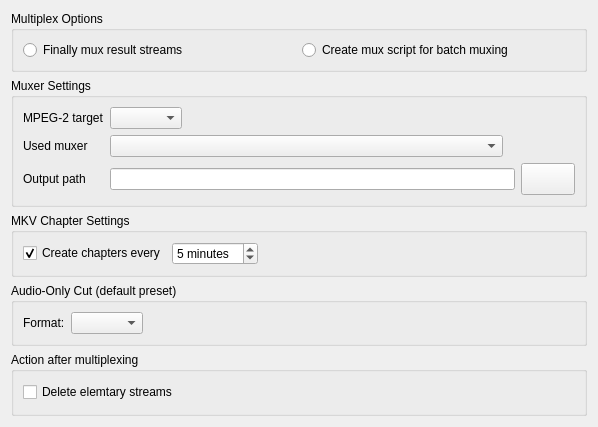
Old version of the form ui/ttcutsettingsmuxer.ui in the repository MINIXJR/TTCut-ng.
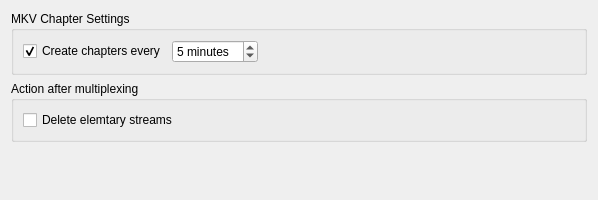
New version of the form. Icons and pictures are not drawn.

Commit message: Cut-Dialog: 3→2 Tabs, gbOutput erweitert um Container-Wahl

The edit to the form file:
```diff
--- a/ui/ttcutsettingsmuxer.ui
+++ b/ui/ttcutsettingsmuxer.ui
@@ -6,153 +6,14 @@
     <x>0</x>
     <y>0</y>
     <width>598</width>
-    <height>427</height>
+    <height>200</height>
    </rect>
   </property>
   <property name="windowTitle" >
    <string>Form2</string>
   </property>
-  <layout class="QGridLayout" >
-   <item row="4" column="0" >
-    <spacer>
-     <property name="orientation" >
-      <enum>Qt::Vertical</enum>
-     </property>
-     <property name="sizeType" >
-      <enum>QSizePolicy::Expanding</enum>
-     </property>
-     <property name="sizeHint" stdset="0" >
-      <size>
-       <width>574</width>
-       <height>151</height>
-      </size>
-     </property>
-    </spacer>
-   </item>
-   <item row="1" column="0" >
-    <widget class="QGroupBox" name="groupBox" >
-     <property name="title" >
-      <string>Muxer Settings</string>
-     </property>
-     <layout class="QGridLayout" >
-      <item row="2" column="5" >
-       <widget class="QPushButton" name="btnOutputPath" >
-        <property name="sizePolicy" >
-         <sizepolicy vsizetype="Minimum" hsizetype="Minimum" >
-          <horstretch>0</horstretch>
-          <verstretch>0</verstretch>
-         </sizepolicy>
-        </property>
-        <property name="minimumSize" >
-         <size>
-          <width>54</width>
-          <height>32</height>
-         </size>
-        </property>
-        <property name="maximumSize" >
-         <size>
-          <width>54</width>
-          <height>32</height>
-         </size>
-        </property>
-        <property name="text" >
-         <string/>
-        </property>
-        <property name="icon" >
-         <iconset resource="ttcutsettingsmuxer.qrc" >
-          <normaloff>:/pixmaps/pixmaps/fileopen_24.xpm</normaloff>:/pixmaps/pixmaps/fileopen_24.xpm</iconset>
-        </property>
-       </widget>
-      </item>
-      <item row="0" column="1" >
-       <widget class="QComboBox" name="cbMuxTarget" />
-      </item>
-      <item row="1" column="4" colspan="2" >
-       <spacer>
-        <property name="orientation" >
-         <enum>Qt::Horizontal</enum>
-        </property>
-        <property name="sizeType" >
-         <enum>QSizePolicy::Expanding</enum>
-        </property>
-        <property name="sizeHint" stdset="0" >
-         <size>
-          <width>50</width>
-          <height>17</height>
-         </size>
-        </property>
-       </spacer>
-      </item>
-      <item row="2" column="0" >
-       <widget class="QLabel" name="laOutputPath" >
-        <property name="text" >
-         <string>Output path</string>
-        </property>
-       </widget>
-      </item>
-      <item row="0" column="2" >
-       <spacer>
-        <property name="orientation" >
-         <enum>Qt::Horizontal</enum>
-        </property>
-        <property name="sizeType" >
-         <enum>QSizePolicy::Expanding</enum>
-        </property>
-        <property name="sizeHint" stdset="0" >
-         <size>
-          <width>248</width>
-          <height>17</height>
-         </size>
-        </property>
-       </spacer>
-      </item>
-      <item row="2" column="1" colspan="4" >
-       <widget class="QLineEdit" name="leOutputPath" />
-      </item>
-      <item row="1" column="1" colspan="2" >
-       <widget class="QComboBox" name="cbMuxerProg" />
-      </item>
-      <item row="1" column="0" >
-       <widget class="QLabel" name="laMuxerProg" >
-        <property name="text" >
-         <string>Used muxer</string>
-        </property>
-       </widget>
-      </item>
-      <item row="0" column="0" >
-       <widget class="QLabel" name="laMuxTarget" >
-        <property name="text" >
-         <string>MPEG-2 target</string>
-        </property>
-       </widget>
-      </item>
-     </layout>
-    </widget>
-   </item>
-   <item row="0" column="0" >
-    <widget class="QGroupBox" name="bgMuxOptions" >
-     <property name="title" >
-      <string>Multiplex Options</string>
-     </property>
-     <layout class="QGridLayout" >
-      <item row="0" column="1" >
-       <widget class="QRadioButton" name="rbCreateMuxScript" >
-        <property name="text" >
-         <string>Create mux script for batch muxing</string>
-        </property>
-       </widget>
-      </item>
-      <item row="0" column="0" >
-       <widget class="QRadioButton" name="rbMuxStreams" >
-        <property name="text" >
-         <string>Finally mux result streams</string>
-        </property>
-       </widget>
-      </item>
-     </layout>
-    </widget>
-   </item>
-   <item row="2" column="0" >
+  <layout class="QVBoxLayout" >
+   <item>
     <widget class="QGroupBox" name="gbMkvChapters" >
      <property name="title" >
       <string>MKV Chapter Settings</string>
@@ -200,39 +61,7 @@
      </layout>
     </widget>
    </item>
-   <item row="3" column="0" >
-    <widget class="QGroupBox" name="gbAudioOnly" >
-     <property name="title" >
-      <string>Audio-Only Cut (default preset)</string>
-     </property>
-     <layout class="QHBoxLayout" >
-      <item>
-       <widget class="QLabel" name="lblAudioOnlyFormat" >
-        <property name="text" >
-         <string>Format:</string>
-        </property>
-       </widget>
-      </item>
-      <item>
-       <widget class="QComboBox" name="cbAudioOnlyFormat" />
-      </item>
-      <item>
-       <spacer>
-        <property name="orientation" >
-         <enum>Qt::Horizontal</enum>
-        </property>
-        <property name="sizeHint" stdset="0" >
-         <size>
-          <width>40</width>
-          <height>20</height>
-         </size>
-        </property>
-       </spacer>
-      </item>
-     </layout>
-    </widget>
-   </item>
-   <item row="4" column="0" >
+   <item>
     <widget class="QGroupBox" name="groupBox_2" >
      <property name="title" >
       <string>Action after multiplexing</string>
@@ -248,6 +77,22 @@
      </layout>
     </widget>
    </item>
+   <item>
+    <spacer>
+     <property name="orientation" >
+      <enum>Qt::Vertical</enum>
+     </property>
+     <property name="sizeType" >
+      <enum>QSizePolicy::Expanding</enum>
+     </property>
+     <property name="sizeHint" stdset="0" >
+      <size>
+       <width>574</width>
+       <height>100</height>
+      </size>
+     </property>
+    </spacer>
+   </item>
   </layout>
  </widget>
  <resources>
```
The commit also changes 9 other files.
